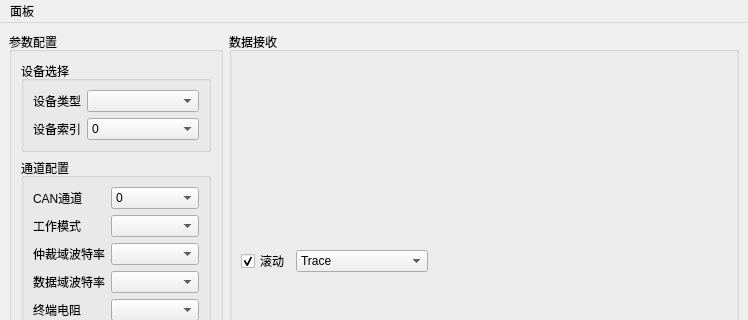
First picture: the form in mainwindow.ui, repository wtiaw/ZLGCAN, before the edit; both pictures show x 0 to 748 and y 0 to 320 of the 748 by 577 pixel window.
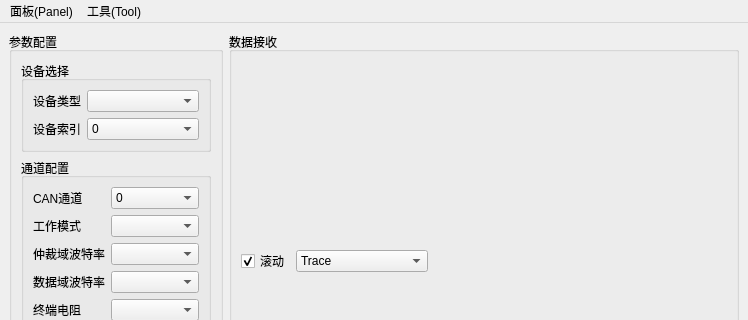
Second picture: the form after the edit.

```diff
--- a/mainwindow.ui
+++ b/mainwindow.ui
@@ -582,11 +582,17 @@
    </property>
    <widget class="QMenu" name="menu">
     <property name="title">
-     <string>面板</string>
+     <string>面板(Panel)</string>
     </property>
     <addaction name="actionACR"/>
    </widget>
+   <widget class="QMenu" name="menu_Tools">
+    <property name="title">
+     <string>工具(Tool)</string>
+    </property>
+   </widget>
    <addaction name="menu"/>
+   <addaction name="menu_Tools"/>
   </widget>
   <widget class="QStatusBar" name="statusbar"/>
   <action name="actionACR">
```
